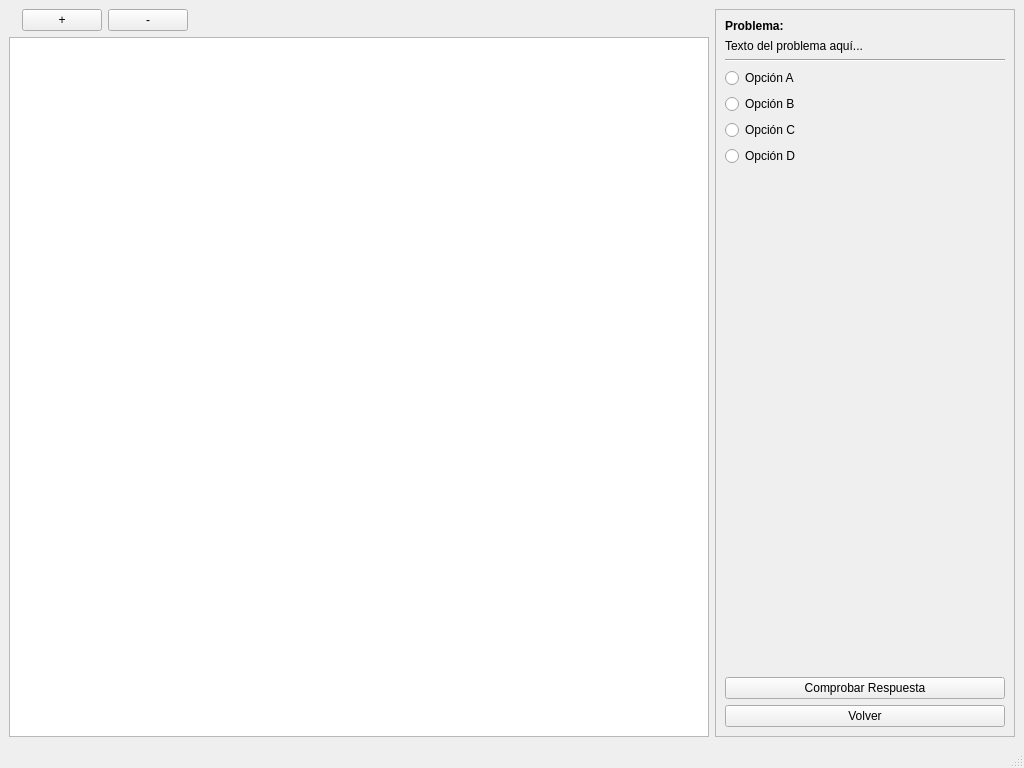
Old version of the form mainwindow.ui in the repository Cantonplas/Trabajo_IHM.
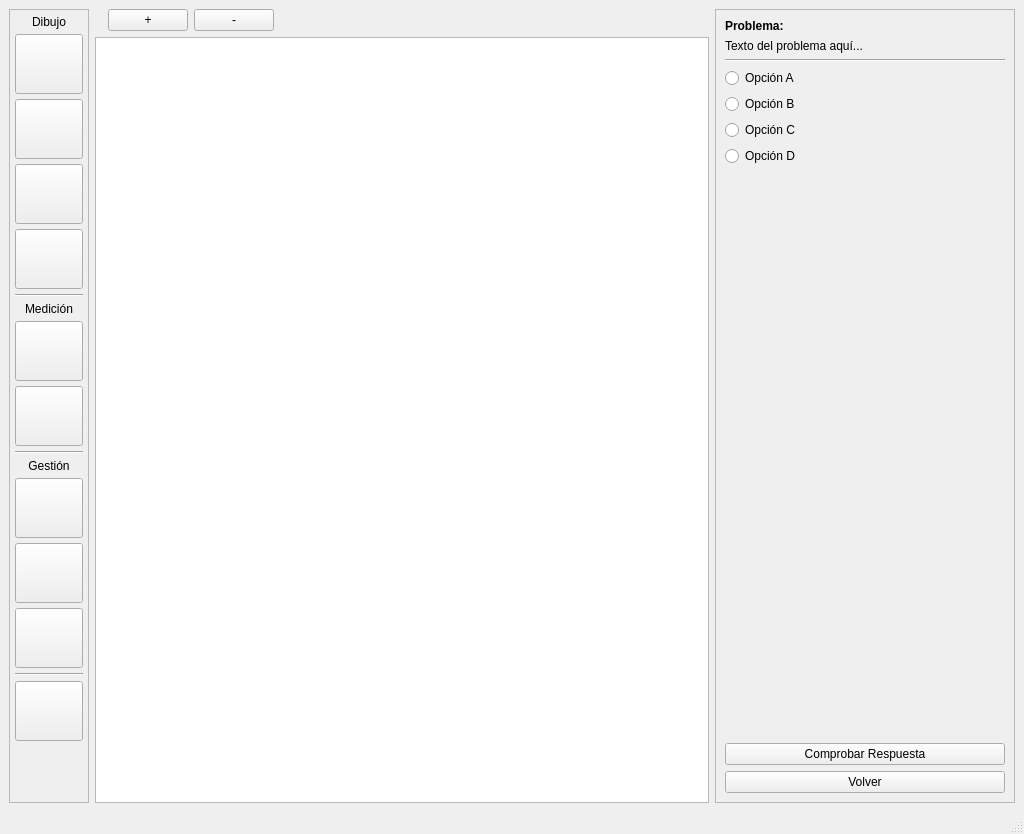
New version of the form. Icons and pictures are not drawn.

What changed in the file:
```diff
--- a/mainwindow.ui
+++ b/mainwindow.ui
@@ -7,7 +7,7 @@
     <x>0</x>
     <y>0</y>
     <width>1024</width>
-    <height>768</height>
+    <height>834</height>
    </rect>
   </property>
   <property name="windowTitle">
@@ -15,6 +15,393 @@
   </property>
   <widget class="QWidget" name="centralwidget">
    <layout class="QHBoxLayout" name="horizontalLayout">
+    <item>
+     <widget class="QFrame" name="frameTools">
+      <property name="minimumSize">
+       <size>
+        <width>80</width>
+        <height>0</height>
+       </size>
+      </property>
+      <property name="maximumSize">
+       <size>
+        <width>80</width>
+        <height>16777215</height>
+       </size>
+      </property>
+      <property name="frameShape">
+       <enum>QFrame::Shape::StyledPanel</enum>
+      </property>
+      <property name="frameShadow">
+       <enum>QFrame::Shadow::Raised</enum>
+      </property>
+      <layout class="QVBoxLayout" name="verticalLayoutTools">
+       <property name="spacing">
+        <number>5</number>
+       </property>
+       <property name="leftMargin">
+        <number>5</number>
+       </property>
+       <property name="topMargin">
+        <number>5</number>
+       </property>
+       <property name="rightMargin">
+        <number>5</number>
+       </property>
+       <property name="bottomMargin">
+        <number>5</number>
+       </property>
+       <item>
+        <widget class="QLabel" name="labelDrawTitle">
+         <property name="text">
+          <string>Dibujo</string>
+         </property>
+         <property name="alignment">
+          <set>Qt::AlignmentFlag::AlignCenter</set>
+         </property>
+        </widget>
+       </item>
+       <item>
+        <widget class="QPushButton" name="btnPunto">
+         <property name="sizePolicy">
+          <sizepolicy hsizetype="Preferred" vsizetype="Fixed">
+           <horstretch>0</horstretch>
+           <verstretch>0</verstretch>
+          </sizepolicy>
+         </property>
+         <property name="minimumSize">
+          <size>
+           <width>60</width>
+           <height>60</height>
+          </size>
+         </property>
+         <property name="toolTip">
+          <string>Marcar un punto (3.1)</string>
+         </property>
+         <property name="text">
+          <string/>
+         </property>
+         <property name="icon">
+          <iconset resource="resources.qrc">
+           <normaloff>:/resources/icons/punto.svg</normaloff>:/resources/icons/punto.svg</iconset>
+         </property>
+         <property name="checkable">
+          <bool>true</bool>
+         </property>
+        </widget>
+       </item>
+       <item>
+        <widget class="QPushButton" name="btnDrawLine">
+         <property name="minimumSize">
+          <size>
+           <width>60</width>
+           <height>60</height>
+          </size>
+         </property>
+         <property name="toolTip">
+          <string>Trazar una línea (3.2)</string>
+         </property>
+         <property name="text">
+          <string/>
+         </property>
+         <property name="icon">
+          <iconset resource="resources.qrc">
+           <normaloff>:/resources/icons/Linea_icon.svg</normaloff>:/resources/icons/Linea_icon.svg</iconset>
+         </property>
+         <property name="iconSize">
+          <size>
+           <width>40</width>
+           <height>40</height>
+          </size>
+         </property>
+         <property name="checkable">
+          <bool>true</bool>
+         </property>
+        </widget>
+       </item>
+       <item>
+        <widget class="QPushButton" name="btnDrawArc">
+         <property name="minimumSize">
+          <size>
+           <width>60</width>
+           <height>60</height>
+          </size>
+         </property>
+         <property name="toolTip">
+          <string>Trazar un arco con el compás (3.3)</string>
+         </property>
+         <property name="text">
+          <string/>
+         </property>
+         <property name="icon">
+          <iconset resource="resources.qrc">
+           <normaloff>:/resources/icons/compas_icon.svg</normaloff>:/resources/icons/compas_icon.svg</iconset>
+         </property>
+         <property name="iconSize">
+          <size>
+           <width>40</width>
+           <height>40</height>
+          </size>
+         </property>
+         <property name="checkable">
+          <bool>true</bool>
+         </property>
+        </widget>
+       </item>
+       <item>
+        <widget class="QPushButton" name="btnAnnotateText">
+         <property name="minimumSize">
+          <size>
+           <width>60</width>
+           <height>60</height>
+          </size>
+         </property>
+         <property name="toolTip">
+          <string>Anotar texto (3.4)</string>
+         </property>
+         <property name="text">
+          <string/>
+         </property>
+         <property name="icon">
+          <iconset resource="resources.qrc">
+           <normaloff>:/resources/icons/T.svg</normaloff>:/resources/icons/T.svg</iconset>
+         </property>
+         <property name="iconSize">
+          <size>
+           <width>40</width>
+           <height>40</height>
+          </size>
+         </property>
+         <property name="checkable">
+          <bool>true</bool>
+         </property>
+        </widget>
+       </item>
+       <item>
+        <widget class="Line" name="line_1">
+         <property name="orientation">
+          <enum>Qt::Orientation::Horizontal</enum>
+         </property>
+        </widget>
+       </item>
+       <item>
+        <widget class="QLabel" name="labelMeasureTitle">
+         <property name="text">
+          <string>Medición</string>
+         </property>
+         <property name="alignment">
+          <set>Qt::AlignmentFlag::AlignCenter</set>
+         </property>
+        </widget>
+       </item>
+       <item>
+        <widget class="QPushButton" name="btnProtractor">
+         <property name="minimumSize">
+          <size>
+           <width>60</width>
+           <height>60</height>
+          </size>
+         </property>
+         <property name="toolTip">
+          <string>Mover transportador para medir ángulos (3.8)</string>
+         </property>
+         <property name="text">
+          <string/>
+         </property>
+         <property name="icon">
+          <iconset resource="resources.qrc">
+           <normaloff>:/resources/icons/transportador.svg</normaloff>:/resources/icons/transportador.svg</iconset>
+         </property>
+         <property name="iconSize">
+          <size>
+           <width>40</width>
+           <height>40</height>
+          </size>
+         </property>
+         <property name="checkable">
+          <bool>true</bool>
+         </property>
+        </widget>
+       </item>
+       <item>
+        <widget class="QPushButton" name="btnRulerDistance">
+         <property name="minimumSize">
+          <size>
+           <width>60</width>
+           <height>60</height>
+          </size>
+         </property>
+         <property name="toolTip">
+          <string>Tomar una distancia en la carta con regla/compás (3.9)</string>
+         </property>
+         <property name="text">
+          <string/>
+         </property>
+         <property name="icon">
+          <iconset resource="resources.qrc">
+           <normaloff>:/resources/icons/ruler_icon.svg</normaloff>:/resources/icons/ruler_icon.svg</iconset>
+         </property>
+         <property name="iconSize">
+          <size>
+           <width>40</width>
+           <height>40</height>
+          </size>
+         </property>
+         <property name="checkable">
+          <bool>true</bool>
+         </property>
+        </widget>
+       </item>
+       <item>
+        <widget class="Line" name="line_2">
+         <property name="orientation">
+          <enum>Qt::Orientation::Horizontal</enum>
+         </property>
+        </widget>
+       </item>
+       <item>
+        <widget class="QLabel" name="labelEditTitle">
+         <property name="text">
+          <string>Gestión</string>
+         </property>
+         <property name="alignment">
+          <set>Qt::AlignmentFlag::AlignCenter</set>
+         </property>
+        </widget>
+       </item>
+       <item>
+        <widget class="QPushButton" name="btnChangeColor">
+         <property name="minimumSize">
+          <size>
+           <width>60</width>
+           <height>60</height>
+          </size>
+         </property>
+         <property name="toolTip">
+          <string>Cambiar el color de una marca (3.5)</string>
+         </property>
+         <property name="text">
+          <string/>
+         </property>
+         <property name="icon">
+          <iconset resource="resources.qrc">
+           <normaloff>:/resources/icons/colores.svg</normaloff>:/resources/icons/colores.svg</iconset>
+         </property>
+         <property name="iconSize">
+          <size>
+           <width>40</width>
+           <height>40</height>
+          </size>
+         </property>
+        </widget>
+       </item>
+       <item>
+        <widget class="QPushButton" name="btnEraser">
+         <property name="minimumSize">
+          <size>
+           <width>60</width>
+           <height>60</height>
+          </size>
+         </property>
+         <property name="toolTip">
+          <string>Eliminar una marca (3.6)</string>
+         </property>
+         <property name="text">
+          <string/>
+         </property>
+         <property name="icon">
+          <iconset resource="resources.qrc">
+           <normaloff>:/resources/icons/eraser.svg</normaloff>:/resources/icons/eraser.svg</iconset>
+         </property>
+         <property name="iconSize">
+          <size>
+           <width>40</width>
+           <height>40</height>
+          </size>
+         </property>
+         <property name="checkable">
+          <bool>true</bool>
+         </property>
+        </widget>
+       </item>
+       <item>
+        <widget class="QPushButton" name="btnClearMap">
+         <property name="minimumSize">
+          <size>
+           <width>60</width>
+           <height>60</height>
+          </size>
+         </property>
+         <property name="toolTip">
+          <string>Limpiar la carta (3.7)</string>
+         </property>
+         <property name="text">
+          <string/>
+         </property>
+         <property name="icon">
+          <iconset resource="resources.qrc">
+           <normaloff>:/resources/icons/ocultar.svg</normaloff>:/resources/icons/ocultar.svg</iconset>
+         </property>
+         <property name="iconSize">
+          <size>
+           <width>40</width>
+           <height>40</height>
+          </size>
+         </property>
+        </widget>
+       </item>
+       <item>
+        <widget class="Line" name="line_3">
+         <property name="orientation">
+          <enum>Qt::Orientation::Horizontal</enum>
+         </property>
+        </widget>
+       </item>
+       <item>
+        <widget class="QPushButton" name="btnShowCoordinates">
+         <property name="minimumSize">
+          <size>
+           <width>60</width>
+           <height>60</height>
+          </size>
+         </property>
+         <property name="toolTip">
+          <string>Marcar extremos de un punto en la carta (3.10)</string>
+         </property>
+         <property name="text">
+          <string/>
+         </property>
+         <property name="icon">
+          <iconset resource="resources.qrc">
+           <normaloff>:/resources/icons/coordenadas.svg</normaloff>:/resources/icons/coordenadas.svg</iconset>
+         </property>
+         <property name="iconSize">
+          <size>
+           <width>40</width>
+           <height>40</height>
+          </size>
+         </property>
+         <property name="checkable">
+          <bool>true</bool>
+         </property>
+        </widget>
+       </item>
+       <item>
+        <spacer name="verticalSpacer_2">
+         <property name="orientation">
+          <enum>Qt::Orientation::Vertical</enum>
+         </property>
+         <property name="sizeHint" stdset="0">
+          <size>
+           <width>20</width>
+           <height>40</height>
+          </size>
+         </property>
+        </spacer>
+       </item>
+      </layout>
+     </widget>
+    </item>
     <item>
      <layout class="QVBoxLayout" name="layoutMap">
       <item>
```
Left out of the diff: 6 changed lines with no effect on the pictures.
